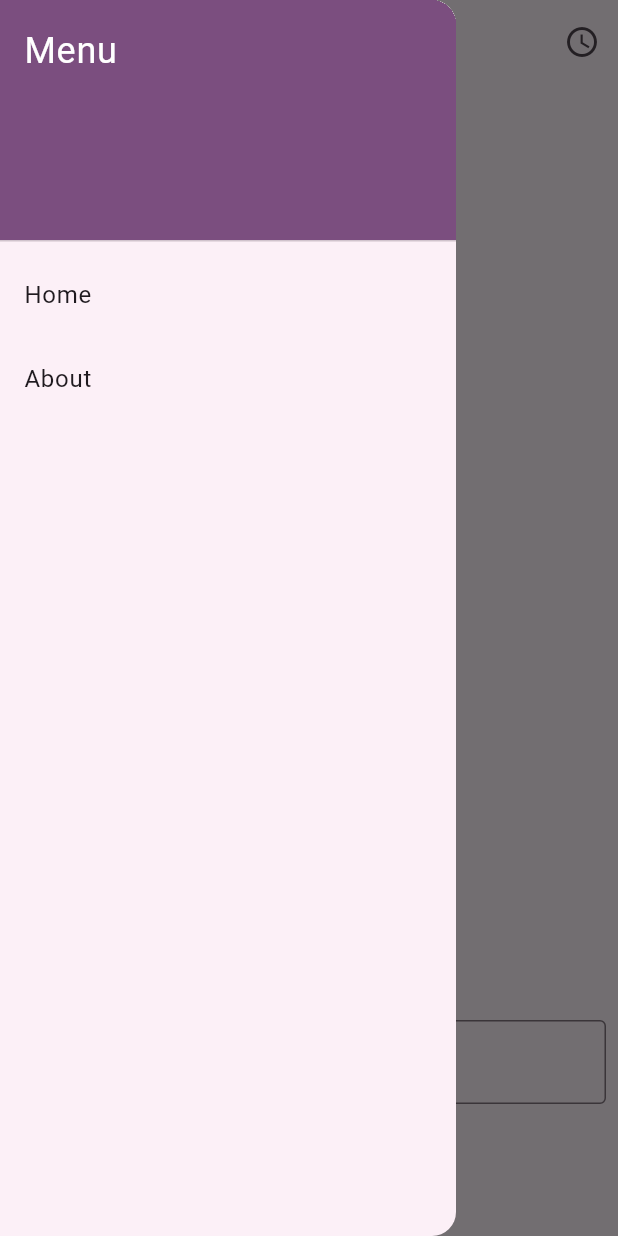
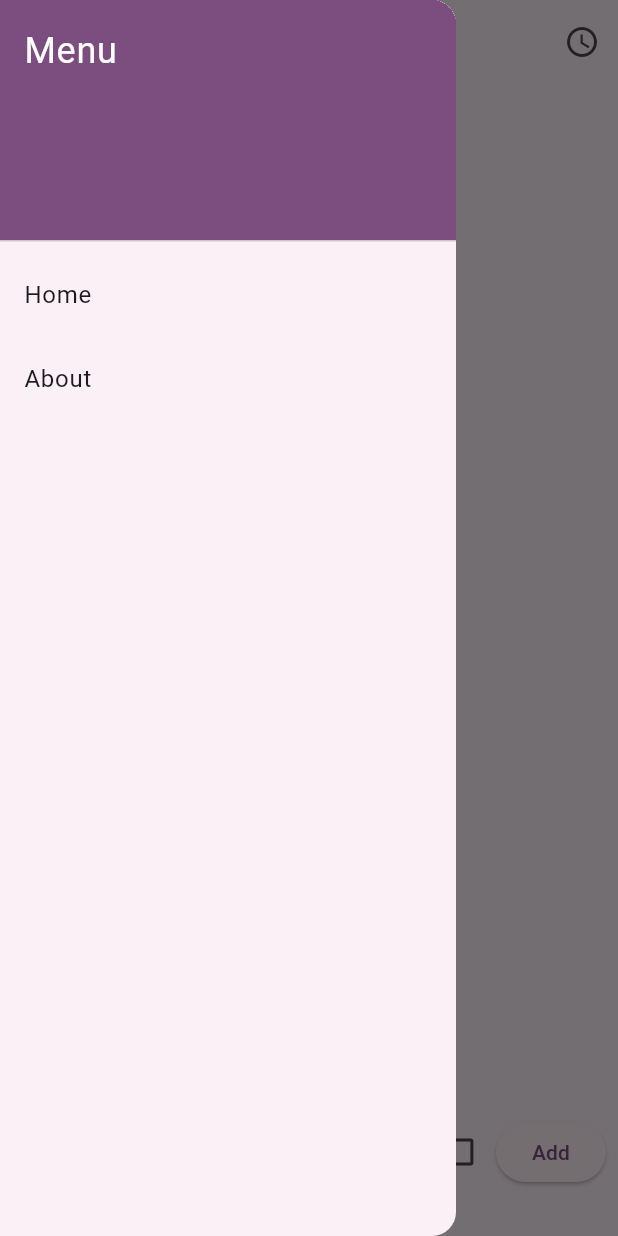
Before and after one commit to mmnessim/news_tracker_flutter, a Flutter app: the screen it shows after launch, with the side drawer open, on a phone screen of 412 x 824 dp. Run offline on Flutter 3.47's test engine with Material 3 defaults, Android fonts, the phone set to English and light mode, and no system bars; our stand-ins replace flutter_dotenv, flutter_local_notifications, flutter_riverpod, permission_handler, shared_preferences, timezone.

Commit message:
Begin completely reworking UI with viewmodels in mind

```diff
--- a/lib/main.dart
+++ b/lib/main.dart
@@ -1,6 +1,7 @@
 import 'package:flutter/material.dart';
 import 'package:flutter_riverpod/flutter_riverpod.dart';
 import 'package:news_tracker/providers/tracked_term_provider_locked.dart';
+import 'package:news_tracker/screens/home_screen.dart';
 import 'package:news_tracker/utils/initialize_app.dart';
 import 'package:news_tracker/widgets/coreui/app_bar.dart';
 import 'package:news_tracker/widgets/coreui/drawer.dart';
@@ -41,10 +42,10 @@ class NewsTracker extends StatelessWidget {
           surface: Color.fromARGB(237, 250, 240, 248),
         ),
       ),
-      home: MyHomePage(
-        //title: 'News Tracker',
-        showPermissionDialog: showPermissionDialog,
-      ),
+      home: HomeScreen(),
+      // MyHomePage(
+      //   showPermissionDialog: showPermissionDialog,
+      // ),
     );
   }
 }
--- /dev/null
+++ b/lib/screens/home_screen.dart
@@ -0,0 +1,89 @@
+import 'package:flutter/material.dart';
+import 'package:flutter_riverpod/flutter_riverpod.dart';
+import 'package:news_tracker/view_model/tracked_terms_list_view_model.dart';
+import 'package:news_tracker/widgets/coreui/app_bar.dart';
+import 'package:news_tracker/widgets/coreui/drawer.dart';
+import 'package:news_tracker/widgets/page_body_container.dart';
+
+class HomeScreen extends ConsumerWidget {
+  @override
+  Widget build(BuildContext context, WidgetRef ref) {
+    final vm = ref.watch(trackedTermsListViewModelProvider);
+
+    final add = ref
+        .read(trackedTermsListViewModelProvider.notifier)
+        .addTrackedTerm;
+
+    final terms = vm.when(
+      data: (state) => state.terms,
+      loading: () => [],
+      error: (_, _) => [],
+    );
+
+    return Scaffold(
+      appBar: DefaultBar(),
+      drawer: OptionsDrawer(),
+      body: PageBodyContainer(
+        children: [
+          Text('Length: ${terms.length}'),
+          Padding(
+            padding: const EdgeInsets.symmetric(vertical: 32, horizontal: 8),
+            child: TermInput(
+              onAdd: (term, flag) => ref
+                  .read(trackedTermsListViewModelProvider.notifier)
+                  .addTrackedTerm(term, flag),
+            ),
+          ),
+        ],
+      ),
+    );
+  }
+}
+
+class TermInput extends StatefulWidget {
+  final Future<void> Function(String, bool) onAdd;
+
+  TermInput({super.key, required this.onAdd});
+
+  @override
+  State<TermInput> createState() => _TermInputState();
+}
+
+class _TermInputState extends State<TermInput> {
+  final TextEditingController _controller = TextEditingController();
+  bool _flag = false;
+
+  @override
+  void dispose() {
+    _controller.dispose();
+    super.dispose();
+  }
+
+  Future<void> _submit() async {
+    final term = _controller.text.trim();
+    if (term.isEmpty) return;
+    await widget.onAdd(term, _flag);
+    _controller.clear();
+  }
+
+  @override
+  Widget build(BuildContext context) {
+    return Row(
+      children: [
+        Expanded(
+          child: TextField(
+            controller: _controller,
+            decoration: const InputDecoration(hintText: 'Enter Search Terms'),
+            onSubmitted: (_) => _submit(),
+          ),
+        ),
+        Icon(_flag ? Icons.lock : Icons.lock_open),
+        Checkbox(
+          value: _flag,
+          onChanged: (v) => setState(() => _flag = v ?? false),
+        ),
+        ElevatedButton(onPressed: _submit, child: const Text('Add')),
+      ],
+    );
+  }
+}
```
